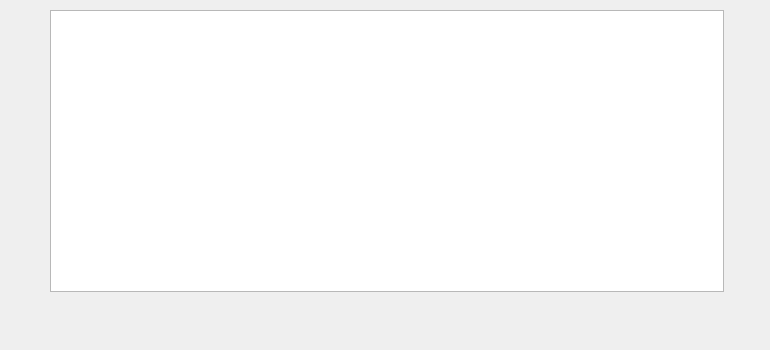
Before: the Qt Designer form LNKWallet/poundage/PoundageShowWidget.ui in HcashOrg/hx-indicator, drawn with Qt 5.
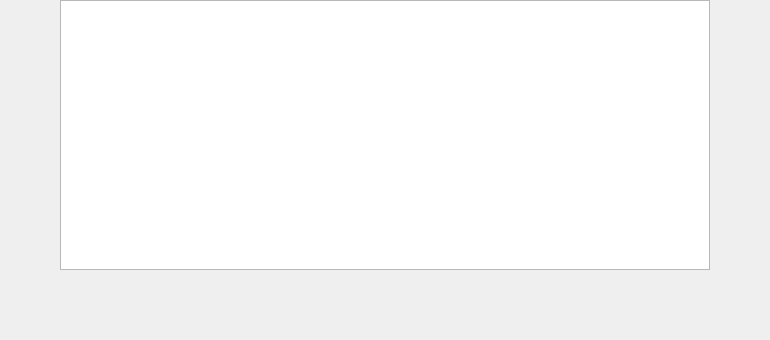
After: the same form once the commit is applied.

```diff
--- a/LNKWallet/poundage/PoundageShowWidget.ui
+++ b/LNKWallet/poundage/PoundageShowWidget.ui
@@ -7,7 +7,7 @@
     <x>0</x>
     <y>0</y>
     <width>770</width>
-    <height>350</height>
+    <height>340</height>
    </rect>
   </property>
   <property name="windowTitle">
@@ -16,10 +16,10 @@
   <widget class="QTableView" name="tableView">
    <property name="geometry">
     <rect>
-     <x>50</x>
-     <y>10</y>
-     <width>674</width>
-     <height>282</height>
+     <x>60</x>
+     <y>0</y>
+     <width>650</width>
+     <height>270</height>
     </rect>
    </property>
   </widget>
@@ -27,7 +27,7 @@
    <property name="geometry">
     <rect>
      <x>0</x>
-     <y>304</y>
+     <y>300</y>
      <width>770</width>
      <height>40</height>
     </rect>
```
